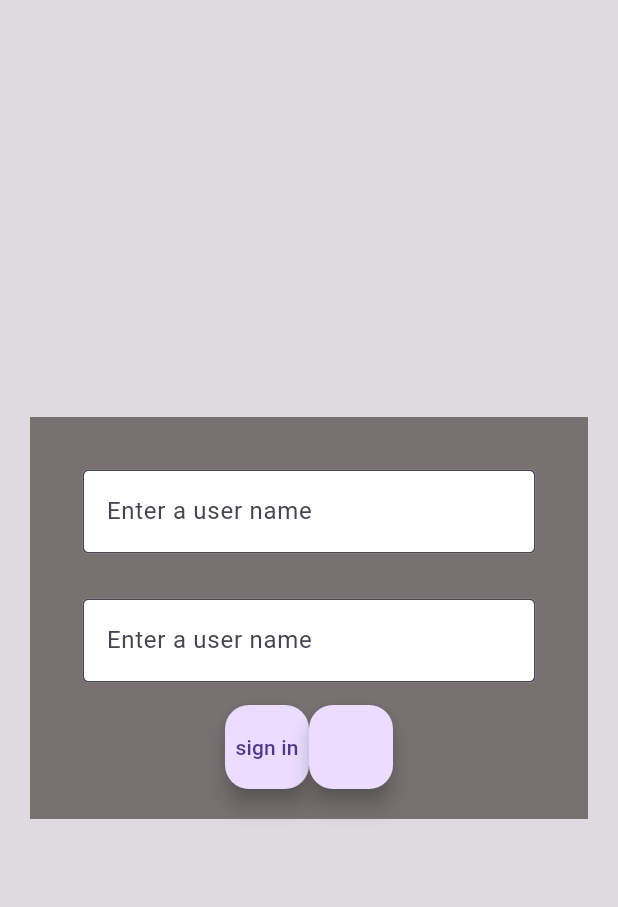
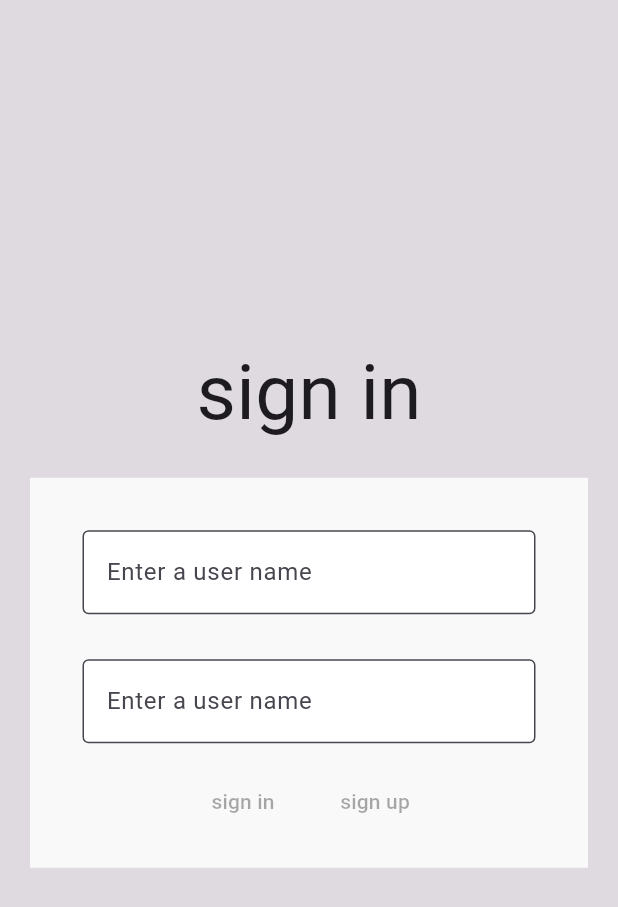
Before and after one commit to y510sal/sell_buy_services_project, a Flutter app: the screen it shows after launch, on a phone screen of 412 x 824 dp. Shown: the top 907 px of the screen. Run offline on Flutter 3.47's test engine with Material 3 defaults, Android fonts, the phone set to English and light mode, and no system bars; our stand-ins replace get.

Commit message:
login is created

```diff
--- a/lib/view/screen/login.dart
+++ b/lib/view/screen/login.dart
@@ -1,3 +1,4 @@
+import 'package:buy_sell_services/view/widgets/butten.dart';
 import 'package:buy_sell_services/view/widgets/login/text_form.dart';
 import 'package:flutter/material.dart';
 
@@ -13,8 +14,12 @@ class Login extends StatelessWidget {
                 child: Column(
                   mainAxisAlignment: MainAxisAlignment.center,
                   children: [
+                    Text(
+                      "sign in",
+                      style: TextStyle(fontSize: 51),
+                    ),
                     Container(
-                      color: Color(0xFF777171),
+                      color: Color.fromARGB(255, 250, 249, 249),
                       padding: EdgeInsets.all(20),
                       margin: EdgeInsets.all(20),
                       child: Center(
@@ -49,11 +54,15 @@ class Login extends StatelessWidget {
                               child: Row(
                                 mainAxisAlignment: MainAxisAlignment.center,
                                 children: [
-                                  FloatingActionButton(
+                                  MaterialButton(
                                     onPressed: null,
                                     child: Text(" sign in "),
                                   ),
-                                  FloatingActionButton(onPressed: null)
+                                  MaterialButton(
+                                    color: Colors.black12,
+                                    onPressed: null,
+                                    child: Text("sign up"),
+                                  ),
                                 ],
                               ),
                             ),
--- /dev/null
+++ b/lib/view/widgets/butten.dart
@@ -0,0 +1,19 @@
+import 'package:flutter/material.dart';
+
+class Butten1 extends StatelessWidget {
+  const Butten1({super.key});
+
+  @override
+  Widget build(BuildContext context) {
+    return MaterialApp(
+        home: Scaffold(
+      body: Container(
+          child: Column(children: [
+        FloatingActionButton(
+          onPressed: null,
+          child: Text(" sign in "),
+        ),
+      ])),
+    ));
+  }
+}
```
Also changed, not shown: lib/view/widgets/login/text_form.dart (+7 -2 lines).
